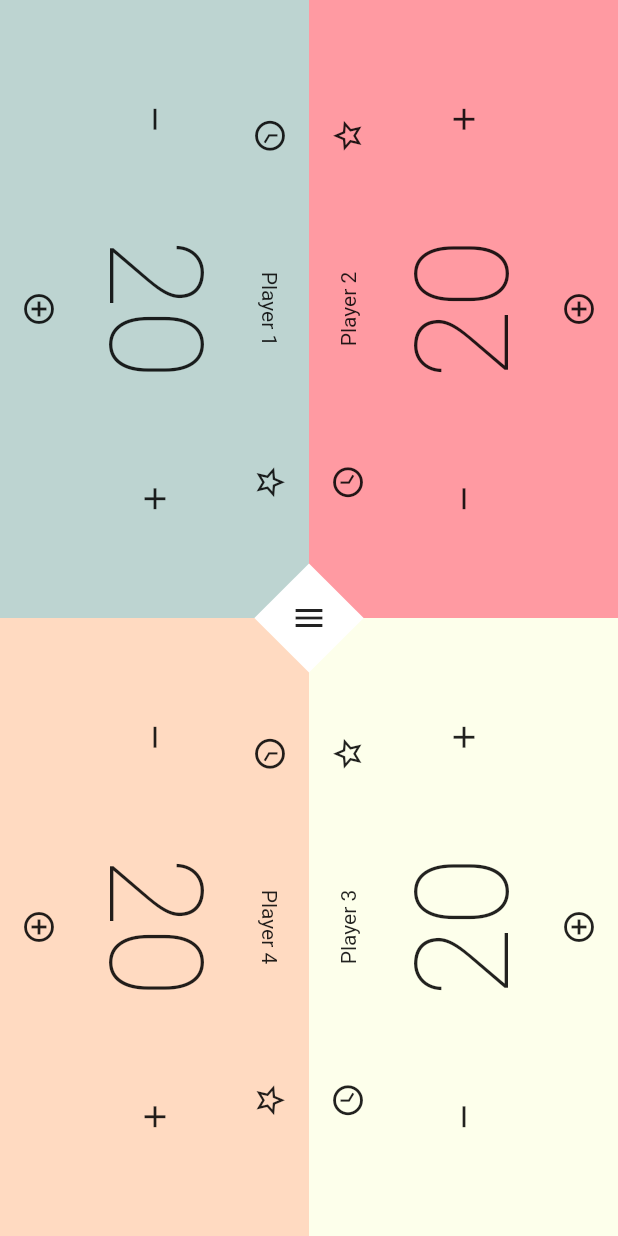
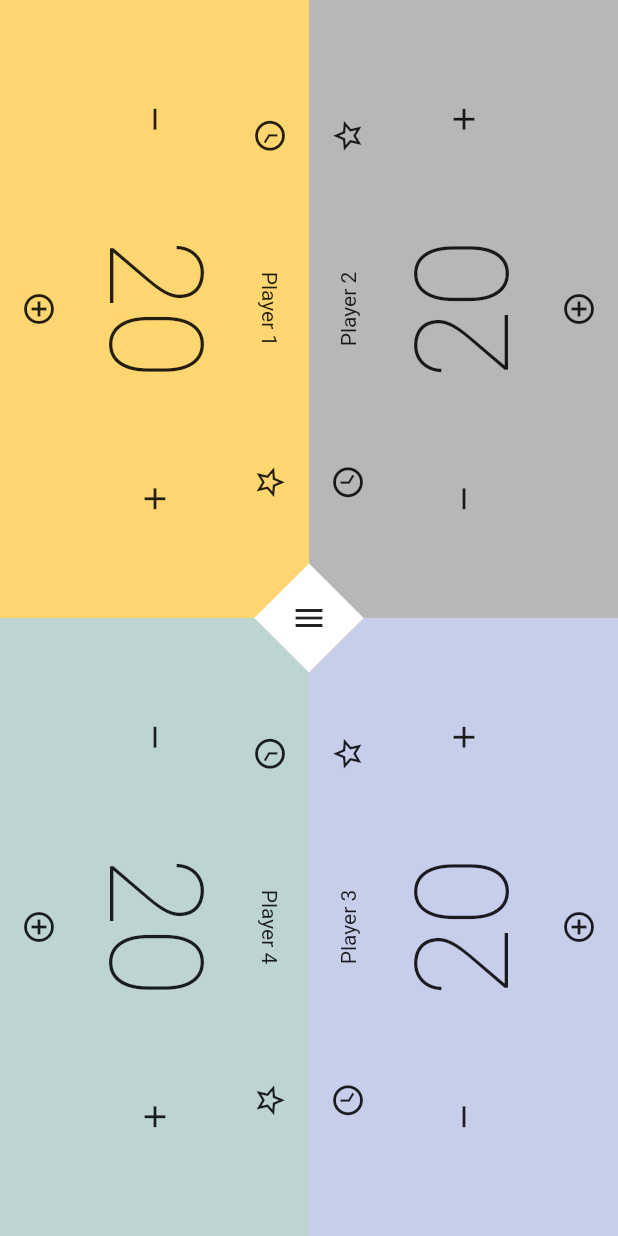
Before and after one commit to Akurom/mtg_roulette, a Flutter app: the screen it shows after launch, after a tap on the "remove" icon, after a tap on the "add" icon, after a tap on "PLAY!", on a phone screen of 412 x 824 dp. Run offline on Flutter 3.47's test engine with Material 2 defaults, Android fonts, the light colour scheme and no system bars; Roboto replaces fonts that are missing (Oswald).

Commit message:
linked name and color change to gamescreen

```diff
--- a/lib/commands/edit_player_command.dart
+++ b/lib/commands/edit_player_command.dart
@@ -8,8 +8,9 @@ class EditPlayerCommand extends BaseCommand {
 
 
   Future<bool> run(PlayerModel player, String name, Color color) async {
-    player.name = name;
-    player.color = color;
+    print(player.color);
+    print(color);
+    player.editPreferences(name, color);
     return true;
   }
 }
--- a/lib/constants/colors.dart
+++ b/lib/constants/colors.dart
@@ -6,11 +6,21 @@ class AppColors {
   AppColors._();
 
   static const Color pastelRed = Color(0xFFFF9AA2);
+
   static const Color pastelBlue = Color(0xFFC7CEEA);
   static const Color pastelGreen = Color(0xFFBDD4D1);
   static const Color pastelWhite = Color(0xFFFDFFEB);
   static const Color pastelBlack = Color(0xFFb7b7b7);
   static const Color pastelOrange = Color(0xFFFFDAC1);
+
+  static const Color pastelDeepBlue = Color(0xFFc9c9ff);
+  static const Color pastelLightGreen = Color(0xffe1f7d5);
+  static const Color pastelPink = Color(0xFFf1cbff);
+
+  static const Color fluoRed = Color(0xffff70a6);
+  static const Color fluoBlue = Color(0xff70d6ff);
+  static const Color fluoOrange = Color(0xffff9770);
+  static const Color fluoYellow = Color(0xffffd670);
 
   static const Color white = Colors.white;
   static const Color black = Colors.black;
--- a/lib/models/app_model.dart
+++ b/lib/models/app_model.dart
@@ -10,6 +10,13 @@ class AppModel extends ChangeNotifier {
     AppColors.pastelRed,
     AppColors.pastelOrange,
     AppColors.pastelWhite,
+    AppColors.pastelDeepBlue,
+    AppColors.pastelLightGreen,
+    AppColors.pastelPink,
+    AppColors.fluoRed,
+    AppColors.fluoBlue,
+    AppColors.fluoOrange,
+    AppColors.fluoYellow,
   ];
 
 
--- a/lib/models/player_model.dart
+++ b/lib/models/player_model.dart
@@ -18,6 +18,12 @@ class PlayerModel extends ChangeNotifier {
 
   void updateLifeCount(int newCount) {
     lifeCount = newCount;
+  }
+
+
+  void editPreferences(String name, Color color) {
+    this.name = name; this.color = color;
+    notifyListeners();
   }
 
 
--- a/lib/views/commons/count_widget.dart
+++ b/lib/views/commons/count_widget.dart
@@ -8,18 +8,19 @@ import 'package:mtg_roulette/views/commons/counters_bar.dart';
 import 'dart:async';
 
 import 'package:mtg_roulette/views/commons/player_name.dart';
+import 'package:provider/provider.dart';
 
 typedef void IntCallback(int id);
 
 class CountWidget extends StatefulWidget {
   final int defaultV;
   final int? lowLimit, highLimit;
-  final Color color;
+  Color color;
   final bool displaySnack;
   final IntCallback onChanged;
   final PlayerModel? player;
 
-  const CountWidget(
+  CountWidget(
       {Key? key,
       this.lowLimit,
       this.highLimit,
@@ -37,10 +38,17 @@ class CountWidget extends StatefulWidget {
 class _CountWidgetState extends State<CountWidget> {
   late int _count;
   late Timer _timer;
+  late Color? _color;
 
   @override
   void initState() {
     _count = widget.defaultV;
+    if (widget.player != null) {
+      _color = null;
+    } else {
+      _color = widget.color;
+    }
+
     super.initState();
   }
 
@@ -53,13 +61,16 @@ class _CountWidgetState extends State<CountWidget> {
 
   @override
   Widget build(BuildContext context) {
+    return ChangeNotifierProvider.value(
+      value: widget.player,
+      child: Consumer<PlayerModel?>(builder: (context, player, child) {
         return Container(
           //decoration: BoxDecoration(color: widget.color, border: Border.all()),
-
+          color: _color ?? player!.color,
           child: Column(
             mainAxisAlignment: MainAxisAlignment.spaceEvenly,
             children: [
-          if (widget.player != null) UpBar(player: widget.player!),
+              if (widget.player != null) UpBar(player: player!/* widget.player!*/),
               // -------- player name
               //if (widget.player != null) PlayerName(playerName: widget.player!.name),
               // ---
@@ -69,7 +80,7 @@ class _CountWidgetState extends State<CountWidget> {
                   crossAxisAlignment: CrossAxisAlignment.stretch,
                   children: [
                     Expanded(
-                  child: GestureDetector (
+                      child: GestureDetector(
                         child: Icon(Icons.remove),
                         onTap: () {
                           if (widget.highLimit == null || _count < widget.highLimit!) _updateCount(_count - 1);
@@ -94,7 +105,7 @@ class _CountWidgetState extends State<CountWidget> {
                       ),
                     ),
                     Expanded(
-                  child: GestureDetector (
+                      child: GestureDetector(
                         child: Icon(Icons.add),
                         onTap: () {
                           if (widget.highLimit == null || _count < widget.highLimit!) _updateCount(_count + 1);
@@ -116,10 +127,15 @@ class _CountWidgetState extends State<CountWidget> {
                 ),
               ),
               // --------- Counters bar
-          if (widget.player != null) CountersBar(player: widget.player!,),
+              if (widget.player != null)
+                CountersBar(
+                  player: widget.player!,
+                ),
               // ---
             ],
           ),
         );
+      }),
+    );
   }
 }
--- a/lib/views/edit_player_screen.dart
+++ b/lib/views/edit_player_screen.dart
@@ -75,7 +75,7 @@ class _EditPlayerScreenState extends State<EditPlayerScreen> {
                     return InkWell(
                       child: Card(
                           color: AppModel().colorPalette[index],
-                          child: (AppModel().colorPalette[index] == _currentColor) ? Icon(Icons.check) : null),
+                          child: (AppModel().colorPalette[index].value == _currentColor.value) ? Icon(Icons.check) : null),
                       onTap: () {
                         setState(() {
                           _currentColor = AppModel().colorPalette[index];
--- a/lib/views/game_screen.dart
+++ b/lib/views/game_screen.dart
@@ -40,7 +40,7 @@ class _GameScreenState extends State<GameScreen> {
                           Container(
                             width: getScreenWidth(context) / 2,
                             height: getScreenHeight(context) / 2,
-                            color: gameModel.players[0].color,
+                            //color: gameModel.players[0].color,
                             child: RotatedBox(
                               quarterTurns: 1,
                               child: CountWidget(
@@ -75,7 +75,7 @@ class _GameScreenState extends State<GameScreen> {
                           Container(
                             width: getScreenWidth(context) / 2,
                             height: getScreenHeight(context) / 2,
-                            color: gameModel.players[2].color,
+                            color: gameModel.players[3].color,
                             child: RotatedBox(
                               quarterTurns: 1,
                               child: CountWidget(
@@ -90,7 +90,7 @@ class _GameScreenState extends State<GameScreen> {
                           Container(
                             width: getScreenWidth(context) / 2,
                             height: getScreenHeight(context) / 2,
-                            color: gameModel.players[3].color,
+                            color: gameModel.players[2].color,
                             child: RotatedBox(
                               quarterTurns: -1,
                               child: CountWidget(
```
Also changed, not shown: lib/commands/change_name_command.dart (deleted). Lines whose indentation alone changed are shown as unchanged.
